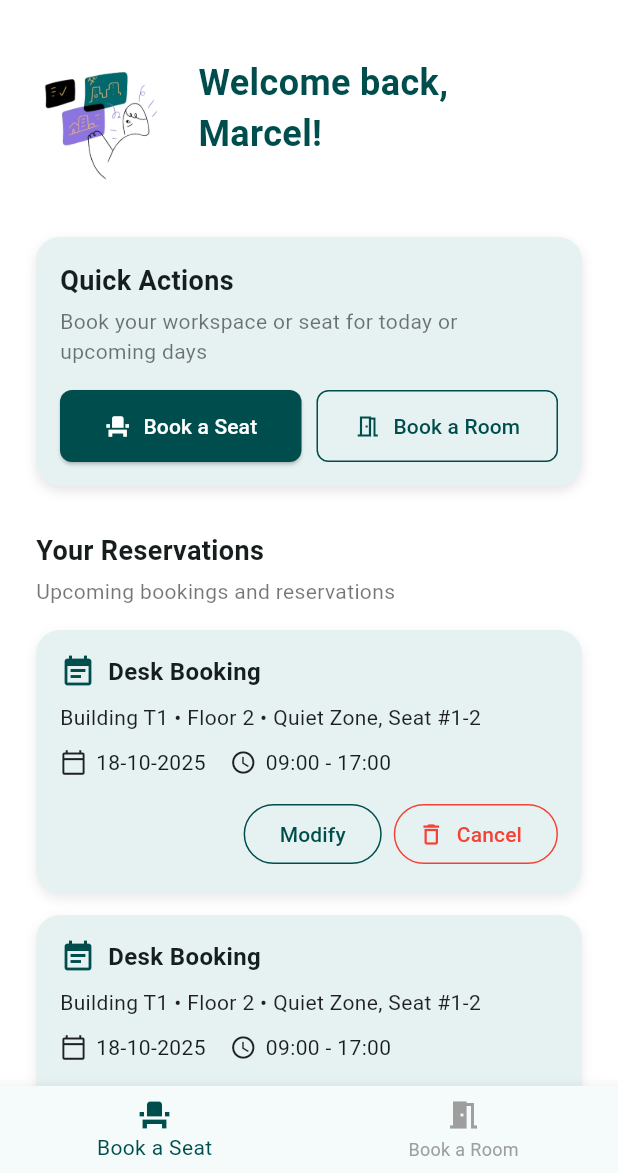
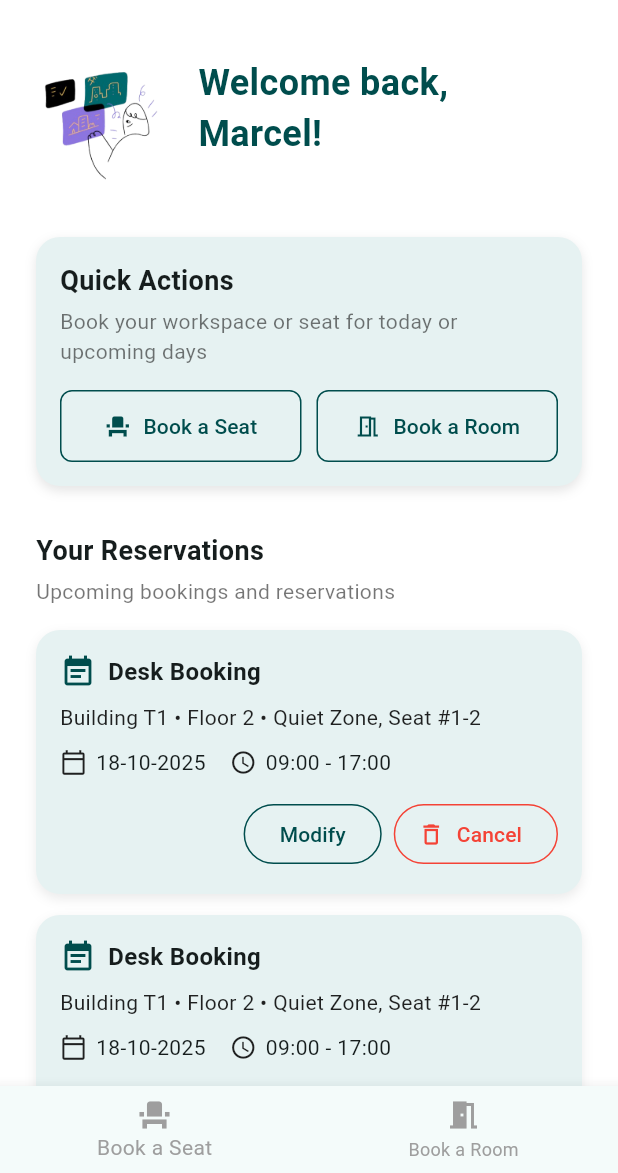
Before and after one commit to ITSSBackToSchool/echipa2-mobile, a Flutter app: the DashboardPage screen opened by its route, on a phone screen of 412 x 824 dp, the part 63-1236 px from its top. Run offline on Flutter 3.47's test engine with Material 3 defaults, Android fonts, the phone set to English and light mode, and no system bars; Roboto replaces fonts that are missing (Poppins).

Commit message:
terminat dashboard

```diff
--- a/lib/pages/dashboard_page.dart
+++ b/lib/pages/dashboard_page.dart
@@ -1,26 +1,16 @@
 import 'package:flutter/material.dart';
 
-class DashboardPage extends StatelessWidget {
+class DashboardPage extends StatefulWidget {
   const DashboardPage({super.key});
 
-  // Helper to build a ListTile that navigates to a named route and closes the drawer
-  Widget _navItem(BuildContext context, IconData icon, String title, String route) {
-    return ListTile(
-      leading: Icon(icon, color: const Color(0xFF004D4D)),
-      title: Text(title),
-      onTap: () {
-        Navigator.pop(context); // close drawer
-        // Avoid pushing the same route repeatedly: if already on dashboard and route is '/dashboard', just pop
-        if (ModalRoute.of(context)?.settings.name != route) {
-          Navigator.pushNamed(context, route);
-        }
-      },
-    );
+  @override
+  State<DashboardPage> createState() => _DashboardPageState();
 }
 
-  @override
-  Widget build(BuildContext context) {
-    final List<Map<String, String>> reservations = [
+class _DashboardPageState extends State<DashboardPage> {
+  final GlobalKey<ScaffoldState> scaffoldKey = GlobalKey<ScaffoldState>();
+
+  List<Map<String, String>> reservations = [
     {
       "type": "Desk Booking",
       "details": "Building T1 • Floor 2 • Quiet Zone, Seat #1-2",
@@ -41,8 +31,23 @@ class DashboardPage extends StatelessWidget {
     },
   ];
 
-    final GlobalKey<ScaffoldState> scaffoldKey = GlobalKey<ScaffoldState>();
+  // Helper to build a ListTile that navigates to a named route and closes the drawer
+  Widget _navItem(BuildContext context, IconData icon, String title, String route) {
+    return ListTile(
+      leading: Icon(icon, color: const Color(0xFF004D4D)),
+      title: Text(title),
+      onTap: () {
+        Navigator.pop(context); // close drawer
+        // Avoid pushing the same route repeatedly: if already on dashboard and route is '/dashboard', just pop
+        if (ModalRoute.of(context)?.settings.name != route) {
+          Navigator.pushNamed(context, route);
+        }
+      },
+    );
+  }
 
+  @override
+  Widget build(BuildContext context) {
     return Scaffold(
       key: scaffoldKey,
       backgroundColor: Colors.white,
@@ -161,16 +166,38 @@ class DashboardPage extends StatelessWidget {
                   Row(
                     children: [
                       Expanded(
-                        child: ElevatedButton.icon(
+                        child: OutlinedButton.icon(
                           onPressed: () => Navigator.pushNamed(context, '/book_date'),
-                          icon: const Icon(Icons.event_seat, color: Colors.white),
-                          label: const Text("Book a Seat", style: TextStyle(color: Colors.white)),
-                          style: ElevatedButton.styleFrom(
-                            backgroundColor: const Color(0xFF004D4D),
-                            padding: const EdgeInsets.symmetric(vertical: 14),
-                            shape: RoundedRectangleBorder(
-                              borderRadius: BorderRadius.circular(8),
-                            ),
+                          icon: const Icon(Icons.event_seat),
+                          label: const Text("Book a Seat"),
+                          style: ButtonStyle(
+                            side: MaterialStateProperty.resolveWith<BorderSide?>((states) {
+                              // hide border when hovered/pressed to emulate ElevatedButton
+                              if (states.contains(MaterialState.hovered) || states.contains(MaterialState.pressed)) {
+                                return null;
+                              }
+                              return const BorderSide(color: Color(0xFF004D4D));
+                            }),
+                            backgroundColor: MaterialStateProperty.resolveWith((states) {
+                              if (states.contains(MaterialState.hovered) || states.contains(MaterialState.pressed)) {
+                                return const Color(0xFF004D4D);
+                              }
+                              return Colors.transparent;
+                            }),
+                            elevation: MaterialStateProperty.resolveWith<double>((states) {
+                              if (states.contains(MaterialState.hovered) || states.contains(MaterialState.pressed)) {
+                                return 4.0;
+                              }
+                              return 0.0;
+                            }),
+                            foregroundColor: MaterialStateProperty.resolveWith((states) {
+                              if (states.contains(MaterialState.hovered) || states.contains(MaterialState.pressed)) {
+                                return Colors.white;
+                              }
+                              return const Color(0xFF004D4D);
+                            }),
+                            padding: MaterialStateProperty.all(const EdgeInsets.symmetric(vertical: 14)),
+                            shape: MaterialStateProperty.all(RoundedRectangleBorder(borderRadius: BorderRadius.circular(8))),
                           ),
                         ),
                       ),
@@ -180,13 +207,33 @@ class DashboardPage extends StatelessWidget {
                           onPressed: () => Navigator.pushNamed(context, '/book_room'),
                           icon: const Icon(Icons.meeting_room_outlined),
                           label: const Text("Book a Room"),
-                          style: OutlinedButton.styleFrom(
-                            padding: const EdgeInsets.symmetric(vertical: 14),
-                            side: const BorderSide(color: Color(0xFF004D4D)),
-                            foregroundColor: const Color(0xFF004D4D),
-                            shape: RoundedRectangleBorder(
-                              borderRadius: BorderRadius.circular(8),
-                            ),
+                          style: ButtonStyle(
+                            side: MaterialStateProperty.resolveWith<BorderSide?>((states) {
+                              if (states.contains(MaterialState.hovered) || states.contains(MaterialState.pressed)) {
+                                return null;
+                              }
+                              return const BorderSide(color: Color(0xFF004D4D));
+                            }),
+                            backgroundColor: MaterialStateProperty.resolveWith((states) {
+                              if (states.contains(MaterialState.hovered) || states.contains(MaterialState.pressed)) {
+                                return const Color(0xFF004D4D);
+                              }
+                              return Colors.transparent;
+                            }),
+                            elevation: MaterialStateProperty.resolveWith<double>((states) {
+                              if (states.contains(MaterialState.hovered) || states.contains(MaterialState.pressed)) {
+                                return 4.0;
+                              }
+                              return 0.0;
+                            }),
+                            foregroundColor: MaterialStateProperty.resolveWith((states) {
+                              if (states.contains(MaterialState.hovered) || states.contains(MaterialState.pressed)) {
+                                return Colors.white;
+                              }
+                              return const Color(0xFF004D4D);
+                            }),
+                            padding: MaterialStateProperty.all(const EdgeInsets.symmetric(vertical: 14)),
+                            shape: MaterialStateProperty.all(RoundedRectangleBorder(borderRadius: BorderRadius.circular(8))),
                           ),
                         ),
                       ),
@@ -212,7 +259,9 @@ class DashboardPage extends StatelessWidget {
 
             // List of reservations
             Column(
-              children: reservations.map((res) {
+              children: reservations.asMap().entries.map((entry) {
+                final index = entry.key;
+                final res = entry.value;
                 return Container(
                   margin: const EdgeInsets.only(bottom: 14),
                   padding: const EdgeInsets.all(16),
@@ -273,7 +322,37 @@ class DashboardPage extends StatelessWidget {
                           ),
                           const SizedBox(width: 8),
                           OutlinedButton.icon(
-                            onPressed: () {},
+                            onPressed: () async {
+                              final confirm = await showDialog<bool>(
+                                context: context,
+                                builder: (ctx) => AlertDialog(
+                                  title: const Text('Are you sure you want to delete?'),
+                                  actions: [
+                                    ElevatedButton(
+                                      onPressed: () => Navigator.of(ctx).pop(false),
+                                      style: ElevatedButton.styleFrom(
+                                        backgroundColor: const Color(0xFF004D4D),
+                                        foregroundColor: Colors.white,
+                                      ),
+                                      child: const Text('No'),
+                                    ),
+                                    ElevatedButton(
+                                      onPressed: () => Navigator.of(ctx).pop(true),
+                                      style: ElevatedButton.styleFrom(
+                                        backgroundColor: const Color(0xFF004D4D),
+                                        foregroundColor: Colors.white,
+                                      ),
+                                      child: const Text('Yes'),
+                                    ),
+                                  ],
+                                ),
+                              );
+                              if (confirm == true) {
+                                setState(() {
+                                  reservations.removeAt(index);
+                                });
+                              }
+                            },
                             icon: const Icon(Icons.delete_outline, size: 18),
                             label: const Text("Cancel"),
                             style: OutlinedButton.styleFrom(
@@ -293,11 +372,15 @@ class DashboardPage extends StatelessWidget {
       ),
 
       // 🔹 Bottom Navigation Bar (only Book a Seat and Book a Room)
-      bottomNavigationBar: BottomNavigationBar(
-        selectedItemColor: const Color(0xFF004D4D),
+      bottomNavigationBar: Builder(builder: (context) {
+        final route = ModalRoute.of(context)?.settings.name ?? '';
+        final isBookingPage = route.startsWith('/book_');
+        final currentIndex = (route == '/book_room' || route.startsWith('/book_room')) ? 1 : 0;
+        return BottomNavigationBar(
+          selectedItemColor: isBookingPage ? const Color(0xFF004D4D) : Colors.grey,
           unselectedItemColor: Colors.grey,
           showUnselectedLabels: true,
-        currentIndex: 0,
+          currentIndex: currentIndex,
           onTap: (index) {
             if (index == 0) Navigator.pushNamed(context, '/book_date');
             if (index == 1) Navigator.pushNamed(context, '/book_room');
@@ -306,7 +389,8 @@ class DashboardPage extends StatelessWidget {
             BottomNavigationBarItem(icon: Icon(Icons.event_seat), label: 'Book a Seat'),
             BottomNavigationBarItem(icon: Icon(Icons.meeting_room), label: 'Book a Room'),
           ],
-      ),
+        );
+      }),
     );
   }
 }
```
Also changed, not shown: lib/pages/book_date_page.dart (+11 -7 lines), lib/pages/book_location_page.dart (+11 -7 lines), lib/pages/book_seat_page.dart (+11 -7 lines). Lines whose indentation alone changed are shown as unchanged.
